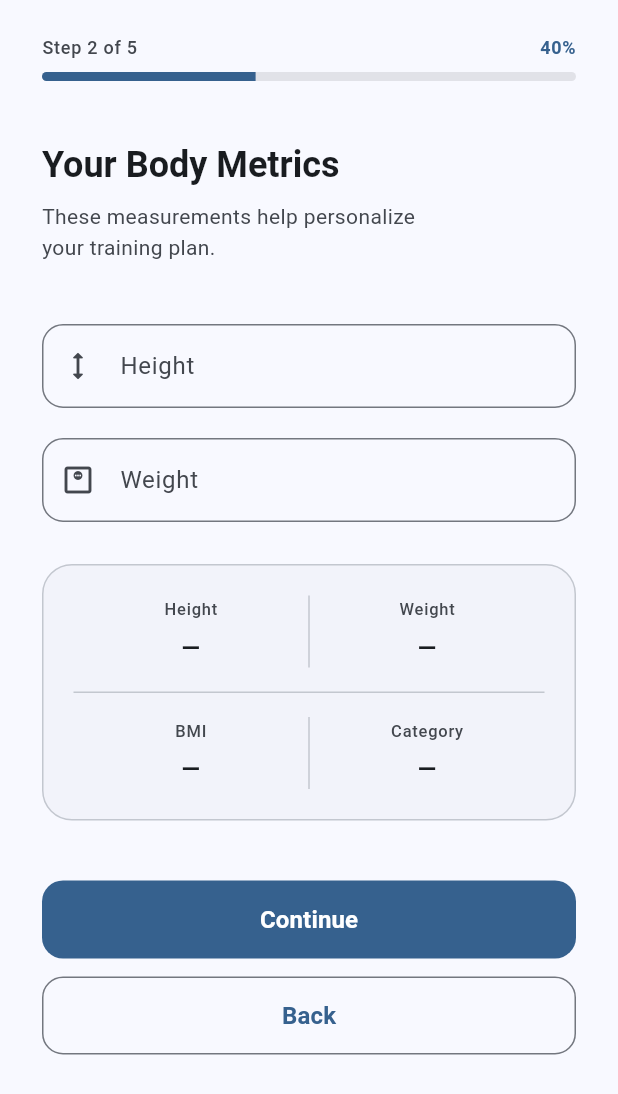
After one commit to SRIGIRI002/FitMotionAI, a Flutter app: the BodyMetricsScreen screen opened by its route, on a phone screen of 412 x 824 dp. The commit adds this screen. Shown: the top 1094 px of the screen. Run offline on Flutter 3.47's test engine with Material 3 defaults, Android fonts, the phone set to English and light mode, and no system bars; our stand-ins replace firebase_auth, firebase_core, go_router; accounts and stored records are empty.

Commit message:
Sprint 3.2: Body metrics with live BMI preview

```diff
--- a/lib/app/router.dart
+++ b/lib/app/router.dart
@@ -5,6 +5,7 @@ import '../features/auth/presentation/pages/login_page.dart';
 import '../features/auth/presentation/pages/signup_page.dart';
 import '../features/dashboard/presentation/pages/dashboard_page.dart';
 import '../features/onboarding/presentation/pages/basic_profile_screen.dart';
+import '../features/onboarding/presentation/pages/body_metrics_screen.dart';
 import '../features/onboarding/presentation/pages/onboarding_page.dart';
 import '../features/onboarding/presentation/pages/splash_page.dart';
 import '../features/onboarding/presentation/pages/welcome_screen.dart';
@@ -41,6 +42,10 @@ final appRouter = GoRouter(
       builder: (context, state) => const BasicProfileScreen(),
     ),
     GoRoute(
+      path: '/onboarding/metrics',
+      builder: (context, state) => const BodyMetricsScreen(),
+    ),
+    GoRoute(
       path: '/dashboard',
       builder: (context, state) => const DashboardPage(),
     ),
--- a/lib/features/onboarding/presentation/pages/basic_profile_screen.dart
+++ b/lib/features/onboarding/presentation/pages/basic_profile_screen.dart
@@ -53,9 +53,7 @@ class _BasicProfileScreenState extends State<BasicProfileScreen> {
 
   void _handleContinue() {
     if (!_validate()) return;
-    // Navigate to the next onboarding step or dashboard.
-    // Remaining onboarding steps will be added in future sprints.
-    context.go('/dashboard');
+    context.go('/onboarding/metrics');
   }
 
   void _showSnackBar(String message) {
--- /dev/null
+++ b/lib/features/onboarding/presentation/pages/body_metrics_screen.dart
@@ -0,0 +1,497 @@
+import 'package:flutter/material.dart';
+import 'package:flutter/services.dart';
+import 'package:go_router/go_router.dart';
+
+class BodyMetricsScreen extends StatefulWidget {
+  const BodyMetricsScreen({super.key});
+
+  @override
+  State<BodyMetricsScreen> createState() => _BodyMetricsScreenState();
+}
+
+class _BodyMetricsScreenState extends State<BodyMetricsScreen> {
+  final _heightController = TextEditingController();
+  final _weightController = TextEditingController();
+
+  double? _bmi;
+  String _bmiCategory = '';
+
+  @override
+  void initState() {
+    super.initState();
+    _heightController.addListener(_updateBmi);
+    _weightController.addListener(_updateBmi);
+  }
+
+  @override
+  void dispose() {
+    _heightController.dispose();
+    _weightController.dispose();
+    super.dispose();
+  }
+
+  // ── BMI calculation ────────────────────────────────────────────────────────
+  void _updateBmi() {
+    final heightCm = double.tryParse(_heightController.text.trim());
+    final weightKg = double.tryParse(_weightController.text.trim());
+
+    if (heightCm != null && heightCm > 0 && weightKg != null && weightKg > 0) {
+      final heightM = heightCm / 100;
+      final bmi = weightKg / (heightM * heightM);
+      setState(() {
+        _bmi = double.parse(bmi.toStringAsFixed(1));
+        _bmiCategory = _categoryFor(bmi);
+      });
+    } else {
+      setState(() {
+        _bmi = null;
+        _bmiCategory = '';
+      });
+    }
+  }
+
+  String _categoryFor(double bmi) {
+    if (bmi < 18.5) return 'Underweight';
+    if (bmi < 25.0) return 'Healthy Weight';
+    if (bmi < 30.0) return 'Overweight';
+    return 'Obese';
+  }
+
+  Color _categoryColor(ColorScheme cs) {
+    switch (_bmiCategory) {
+      case 'Underweight':
+        return cs.tertiary;
+      case 'Healthy Weight':
+        return Colors.green.shade600;
+      case 'Overweight':
+        return Colors.orange.shade700;
+      case 'Obese':
+        return cs.error;
+      default:
+        return cs.onSurfaceVariant;
+    }
+  }
+
+  // ── Validation ─────────────────────────────────────────────────────────────
+  bool _validate() {
+    final heightText = _heightController.text.trim();
+    final weightText = _weightController.text.trim();
+
+    if (heightText.isEmpty) {
+      _showSnackBar('Please enter your height.');
+      return false;
+    }
+
+    final height = double.tryParse(heightText);
+    if (height == null || height < 100 || height > 250) {
+      _showSnackBar('Please enter a valid height between 100 and 250 cm.');
+      return false;
+    }
+
+    if (weightText.isEmpty) {
+      _showSnackBar('Please enter your weight.');
+      return false;
+    }
+
+    final weight = double.tryParse(weightText);
+    if (weight == null || weight < 20 || weight > 300) {
+      _showSnackBar('Please enter a valid weight between 20 and 300 kg.');
+      return false;
+    }
+
+    return true;
+  }
+
+  void _handleContinue() {
+    if (!_validate()) return;
+    // Next onboarding step will be wired here in a future sprint.
+    context.go('/dashboard');
+  }
+
+  void _showSnackBar(String message) {
+    ScaffoldMessenger.of(context).showSnackBar(
+      SnackBar(content: Text(message)),
+    );
+  }
+
+  @override
+  Widget build(BuildContext context) {
+    final colorScheme = Theme.of(context).colorScheme;
+    final textTheme = Theme.of(context).textTheme;
+
+    return Scaffold(
+      body: SafeArea(
+        child: Column(
+          crossAxisAlignment: CrossAxisAlignment.stretch,
+          children: [
+            // ── Progress Bar ─────────────────────────────────────────
+            _OnboardingProgressHeader(
+              colorScheme: colorScheme,
+              step: 2,
+              totalSteps: 5,
+              percent: 0.4,
+              label: '40%',
+            ),
+
+            // ── Scrollable content ───────────────────────────────────
+            Expanded(
+              child: SingleChildScrollView(
+                padding: const EdgeInsets.symmetric(
+                  horizontal: 28.0,
+                  vertical: 32.0,
+                ),
+                child: Column(
+                  crossAxisAlignment: CrossAxisAlignment.stretch,
+                  children: [
+                    // ── Title ───────────────────────────────────────
+                    Text(
+                      'Your Body Metrics',
+                      style: textTheme.headlineSmall?.copyWith(
+                        fontWeight: FontWeight.bold,
+                        color: colorScheme.onSurface,
+                      ),
+                    ),
+
+                    const SizedBox(height: 8),
+
+                    Text(
+                      'These measurements help personalize\nyour training plan.',
+                      style: textTheme.bodyMedium?.copyWith(
+                        color: colorScheme.onSurfaceVariant,
+                        height: 1.5,
+                      ),
+                    ),
+
+                    const SizedBox(height: 40),
+
+                    // ── Height ───────────────────────────────────────
+                    TextField(
+                      controller: _heightController,
+                      keyboardType: const TextInputType.numberWithOptions(
+                        decimal: true,
+                      ),
+                      textInputAction: TextInputAction.next,
+                      inputFormatters: [
+                        FilteringTextInputFormatter.allow(
+                          RegExp(r'^\d{0,3}(\.\d{0,1})?'),
+                        ),
+                      ],
+                      decoration: InputDecoration(
+                        labelText: 'Height',
+                        hintText: 'e.g. 175',
+                        suffixText: 'cm',
+                        prefixIcon: const Icon(Icons.height_rounded),
+                        border: OutlineInputBorder(
+                          borderRadius: BorderRadius.circular(14),
+                        ),
+                      ),
+                    ),
+
+                    const SizedBox(height: 20),
+
+                    // ── Weight ───────────────────────────────────────
+                    TextField(
+                      controller: _weightController,
+                      keyboardType: const TextInputType.numberWithOptions(
+                        decimal: true,
+                      ),
+                      textInputAction: TextInputAction.done,
+                      inputFormatters: [
+                        FilteringTextInputFormatter.allow(
+                          RegExp(r'^\d{0,3}(\.\d{0,1})?'),
+                        ),
+                      ],
+                      decoration: InputDecoration(
+                        labelText: 'Weight',
+                        hintText: 'e.g. 70',
+                        suffixText: 'kg',
+                        prefixIcon:
+                            const Icon(Icons.monitor_weight_outlined),
+                        border: OutlineInputBorder(
+                          borderRadius: BorderRadius.circular(14),
+                        ),
+                      ),
+                    ),
+
+                    const SizedBox(height: 28),
+
+                    // ── Live BMI preview card ─────────────────────────
+                    _BmiPreviewCard(
+                      heightText: _heightController.text.trim(),
+                      weightText: _weightController.text.trim(),
+                      bmi: _bmi,
+                      bmiCategory: _bmiCategory,
+                      categoryColor: _bmi != null
+                          ? _categoryColor(colorScheme)
+                          : colorScheme.onSurfaceVariant,
+                      colorScheme: colorScheme,
+                      textTheme: textTheme,
+                    ),
+
+                    const SizedBox(height: 40),
+
+                    // ── Continue Button ──────────────────────────────
+                    FilledButton(
+                      onPressed: _handleContinue,
+                      style: FilledButton.styleFrom(
+                        minimumSize: const Size.fromHeight(52),
+                        shape: RoundedRectangleBorder(
+                          borderRadius: BorderRadius.circular(14),
+                        ),
+                      ),
+                      child: const Text(
+                        'Continue',
+                        style: TextStyle(
+                          fontSize: 16,
+                          fontWeight: FontWeight.w600,
+                        ),
+                      ),
+                    ),
+
+                    const SizedBox(height: 12),
+
+                    // ── Back Button ──────────────────────────────────
+                    OutlinedButton(
+                      onPressed: () => context.go('/onboarding/profile'),
+                      style: OutlinedButton.styleFrom(
+                        minimumSize: const Size.fromHeight(52),
+                        shape: RoundedRectangleBorder(
+                          borderRadius: BorderRadius.circular(14),
+                        ),
+                      ),
+                      child: const Text(
+                        'Back',
+                        style: TextStyle(
+                          fontSize: 16,
+                          fontWeight: FontWeight.w600,
+                        ),
+                      ),
+                    ),
+
+                    const SizedBox(height: 16),
+                  ],
+                ),
+              ),
+            ),
+          ],
+        ),
+      ),
+    );
+  }
+}
+
+// ─────────────────────────────────────────────────────────────────────────────
+// Reusable onboarding progress header
+// ─────────────────────────────────────────────────────────────────────────────
+class _OnboardingProgressHeader extends StatelessWidget {
+  const _OnboardingProgressHeader({
+    required this.colorScheme,
+    required this.step,
+    required this.totalSteps,
+    required this.percent,
+    required this.label,
+  });
+
+  final ColorScheme colorScheme;
+  final int step;
+  final int totalSteps;
+  final double percent;
+  final String label;
+
+  @override
+  Widget build(BuildContext context) {
+    return Padding(
+      padding: const EdgeInsets.fromLTRB(28, 24, 28, 0),
+      child: Column(
+        crossAxisAlignment: CrossAxisAlignment.start,
+        children: [
+          Row(
+            mainAxisAlignment: MainAxisAlignment.spaceBetween,
+            children: [
+              Text(
+                'Step $step of $totalSteps',
+                style: Theme.of(context).textTheme.labelMedium?.copyWith(
+                      color: colorScheme.onSurfaceVariant,
+                    ),
+              ),
+              Text(
+                label,
+                style: Theme.of(context).textTheme.labelMedium?.copyWith(
+                      color: colorScheme.primary,
+                      fontWeight: FontWeight.w600,
+                    ),
+              ),
+            ],
+          ),
+          const SizedBox(height: 8),
+          ClipRRect(
+            borderRadius: BorderRadius.circular(8),
+            child: LinearProgressIndicator(
+              value: percent,
+              minHeight: 6,
+              backgroundColor: colorScheme.surfaceContainerHighest,
+              valueColor: AlwaysStoppedAnimation<Color>(colorScheme.primary),
+            ),
+          ),
+          const SizedBox(height: 8),
+        ],
+      ),
+    );
+  }
+}
+
+// ─────────────────────────────────────────────────────────────────────────────
+// Live BMI preview card
+// ─────────────────────────────────────────────────────────────────────────────
+class _BmiPreviewCard extends StatelessWidget {
+  const _BmiPreviewCard({
+    required this.heightText,
+    required this.weightText,
+    required this.bmi,
+    required this.bmiCategory,
+    required this.categoryColor,
+    required this.colorScheme,
+    required this.textTheme,
+  });
+
+  final String heightText;
+  final String weightText;
+  final double? bmi;
+  final String bmiCategory;
+  final Color categoryColor;
+  final ColorScheme colorScheme;
+  final TextTheme textTheme;
+
+  @override
+  Widget build(BuildContext context) {
+    final hasData = bmi != null;
+    final displayHeight = heightText.isEmpty ? '—' : '$heightText cm';
+    final displayWeight = weightText.isEmpty ? '—' : '$weightText kg';
+
+    return AnimatedContainer(
+      duration: const Duration(milliseconds: 250),
+      decoration: BoxDecoration(
+        color: colorScheme.surfaceContainerLow,
+        borderRadius: BorderRadius.circular(20),
+        border: Border.all(
+          color: hasData ? colorScheme.outline : colorScheme.outlineVariant,
+          width: 1,
+        ),
+      ),
+      padding: const EdgeInsets.all(20),
+      child: Column(
+        children: [
+          // ── Row: Height | Weight ─────────────────────────────────
+          Row(
+            children: [
+              Expanded(
+                child: _MetricCell(
+                  label: 'Height',
+                  value: displayHeight,
+                  textTheme: textTheme,
+                  colorScheme: colorScheme,
+                ),
+              ),
+              Container(
+                width: 1,
+                height: 48,
+                color: colorScheme.outlineVariant,
+              ),
+              Expanded(
+                child: _MetricCell(
+                  label: 'Weight',
+                  value: displayWeight,
+                  textTheme: textTheme,
+                  colorScheme: colorScheme,
+                ),
+              ),
+            ],
+          ),
+
+          Padding(
+            padding: const EdgeInsets.symmetric(vertical: 16),
+            child: Divider(
+              color: colorScheme.outlineVariant,
+              height: 1,
+            ),
+          ),
+
+          // ── Row: BMI | Category ──────────────────────────────────
+          Row(
+            children: [
+              Expanded(
+                child: _MetricCell(
+                  label: 'BMI',
+                  value: hasData ? '${bmi!}' : '—',
+                  textTheme: textTheme,
+                  colorScheme: colorScheme,
+                  valueColor: hasData ? categoryColor : null,
+                ),
+              ),
+              Container(
+                width: 1,
+                height: 48,
+                color: colorScheme.outlineVariant,
+              ),
+              Expanded(
+                child: _MetricCell(
+                  label: 'Category',
+                  value: hasData ? bmiCategory : '—',
+                  textTheme: textTheme,
+                  colorScheme: colorScheme,
+                  valueColor: hasData ? categoryColor : null,
+                  isBold: true,
+                ),
+              ),
+            ],
+          ),
+        ],
+      ),
+    );
+  }
+}
+
+// ─────────────────────────────────────────────────────────────────────────────
+// Single metric cell (label + value)
+// ─────────────────────────────────────────────────────────────────────────────
+class _MetricCell extends StatelessWidget {
+  const _MetricCell({
+    required this.label,
+    required this.value,
+    required this.textTheme,
+    required this.colorScheme,
+    this.valueColor,
+    this.isBold = false,
+  });
+
+  final String label;
+  final String value;
+  final TextTheme textTheme;
+  final ColorScheme colorScheme;
+  final Color? valueColor;
+  final bool isBold;
+
+  @override
+  Widget build(BuildContext context) {
+    return Column(
+      children: [
+        Text(
+          label,
+          style: textTheme.labelSmall?.copyWith(
+            color: colorScheme.onSurfaceVariant,
+            letterSpacing: 0.5,
+          ),
+        ),
+        const SizedBox(height: 6),
+        AnimatedDefaultTextStyle(
+          duration: const Duration(milliseconds: 200),
+          style: (textTheme.titleMedium ?? const TextStyle()).copyWith(
+            fontWeight: isBold ? FontWeight.w700 : FontWeight.w600,
+            color: valueColor ?? colorScheme.onSurface,
+          ),
+          child: Text(value, textAlign: TextAlign.center),
+        ),
+      ],
+    );
+  }
+}
```
